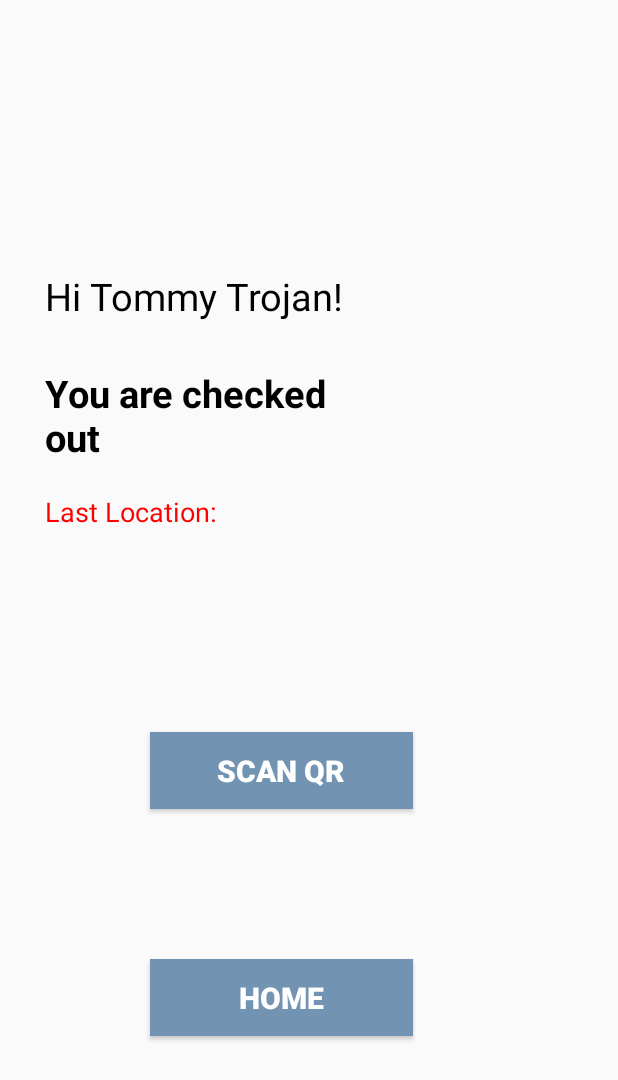
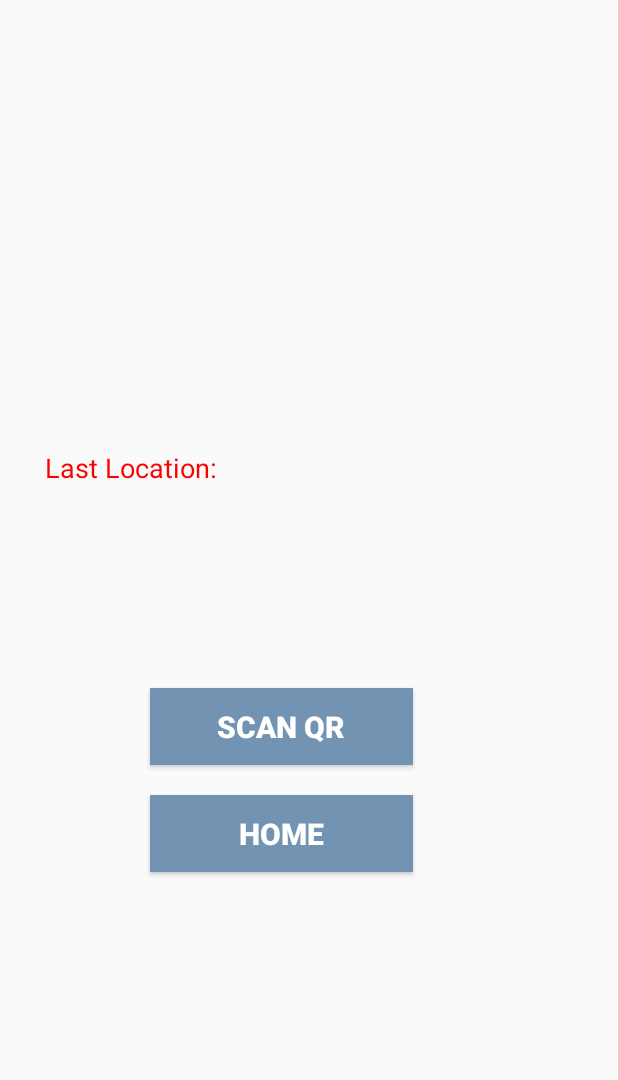
Before and after one commit to lindshuang/trojancheckinout, an Android app: the layout activity_check_in.xml on its own in the app's theme, with its tools: preview values and no code run, on a phone screen of 412 x 824 dp. Shown: the top 1080 px of the screen. Run offline under Robolectric (Android 15) with nearby library versions, the light colour scheme and no system bars.

Commit message:
changed home button position

```diff
--- a/app/src/main/java/cs310/trojancheckinout/CheckIn.java
+++ b/app/src/main/java/cs310/trojancheckinout/CheckIn.java
@@ -150,11 +150,11 @@ public class CheckIn extends AppCompatActivity {
         status_id = (TextView) findViewById(R.id.status);
         home_button = (Button) findViewById(R.id.home_button);
 
-            currEmail = sharedData.getCurr_email();
-            Log.d("Email", "currEmail: " + currEmail);
+        currEmail = sharedData.getCurr_email();
+        Log.d("Email", "currEmail: " + currEmail);
 
         try {
-            Thread.sleep(2000);
+            Thread.sleep(5000);
         } catch (InterruptedException e) {
             e.printStackTrace();
         }
--- a/app/src/main/java/cs310/trojancheckinout/ProfileActivity.java
+++ b/app/src/main/java/cs310/trojancheckinout/ProfileActivity.java
@@ -543,7 +543,10 @@ public class ProfileActivity extends AppCompatActivity {
                         @Override
                         public void onClick(View v) {
                             checkOut();
+                            Intent checkOutIntent = new Intent(ProfileActivity.this, CheckIn.class);
+                            startActivity(checkOutIntent);
                         }
+
                     });
                 }
             }
--- a/app/src/main/res/layout/activity_check_in.xml
+++ b/app/src/main/res/layout/activity_check_in.xml
@@ -31,7 +31,7 @@
             android:layout_marginTop="30dp"
             android:layout_marginLeft="30dp"
             android:id="@+id/name"
-            android:text="Hi Tommy Trojan!"
+            android:text=""
             android:textColor="#000000"
             android:textSize="25sp"
             />
@@ -43,7 +43,7 @@
             android:layout_marginTop="30dp"
             android:layout_marginLeft="30dp"
             android:id="@+id/status"
-            android:text="You are checked out"
+            android:text=""
             android:textStyle="bold"
             android:textColor="#000000"
             android:textSize="25sp"
@@ -101,7 +101,7 @@
             android:textSize="20sp"
             android:layout_centerInParent = "true"
             android:layout_marginLeft="100dp"
-            android:layout_marginTop="100dp"
+            android:layout_marginTop="20dp"
             app:layout_constraintTop_toBottomOf="@+id/time"
             app:layout_constraintEnd_toEndOf="parent"
             app:layout_constraintStart_toStartOf="parent" />
```
Also changed, not shown: 2 other files.
